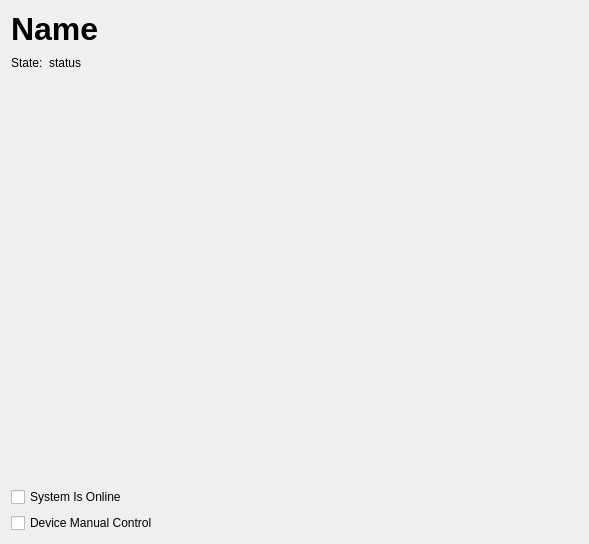
This is opentoolcontroller/views/NodeControlView.ui in OpenToolController/opentoolcontroller as Qt 5 draws it before an edit. The edited form follows.
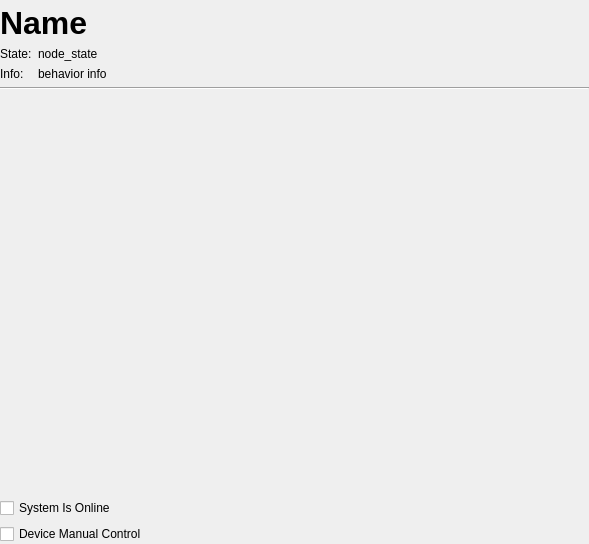
This is the edited form.

Commit message: behavior info line

The edit to the form file:
```diff
--- a/opentoolcontroller/views/NodeControlView.ui
+++ b/opentoolcontroller/views/NodeControlView.ui
@@ -22,14 +22,48 @@
   <property name="autoFillBackground">
    <bool>false</bool>
   </property>
-  <layout class="QGridLayout" name="gridLayout">
-   <property name="sizeConstraint">
-    <enum>QLayout::SetMinimumSize</enum>
+  <layout class="QVBoxLayout" name="verticalLayout">
+   <property name="leftMargin">
+    <number>0</number>
    </property>
-   <item row="0" column="0">
-    <layout class="QVBoxLayout" name="ui_overall_v_layout">
-     <property name="sizeConstraint">
-      <enum>QLayout::SetMinimumSize</enum>
+   <property name="topMargin">
+    <number>5</number>
+   </property>
+   <property name="rightMargin">
+    <number>0</number>
+   </property>
+   <property name="bottomMargin">
+    <number>0</number>
+   </property>
+   <item>
+    <widget class="QScrollArea" name="scrollArea">
+     <property name="frameShape">
+      <enum>QFrame::NoFrame</enum>
+     </property>
+     <property name="widgetResizable">
+      <bool>true</bool>
+     </property>
+     <widget class="QWidget" name="scrollAreaWidgetContents_3">
+      <property name="geometry">
+       <rect>
+        <x>0</x>
+        <y>0</y>
+        <width>589</width>
+        <height>539</height>
+       </rect>
+      </property>
+      <layout class="QVBoxLayout" name="verticalLayout_2">
+       <property name="leftMargin">
+        <number>0</number>
+       </property>
+       <property name="topMargin">
+        <number>0</number>
+       </property>
+       <property name="rightMargin">
+        <number>0</number>
+       </property>
+       <property name="bottomMargin">
+        <number>0</number>
      </property>
      <item>
       <widget class="QLabel" name="ui_name">
@@ -46,35 +80,49 @@
       </widget>
      </item>
      <item>
-      <layout class="QHBoxLayout" name="horizontalLayout_2">
-       <item>
+        <layout class="QFormLayout" name="formLayout_2">
+         <property name="formAlignment">
+          <set>Qt::AlignLeading|Qt::AlignLeft|Qt::AlignTop</set>
+         </property>
+         <item row="0" column="0">
         <widget class="QLabel" name="label_3">
          <property name="text">
           <string>State:</string>
          </property>
         </widget>
        </item>
-       <item>
+         <item row="0" column="1">
         <widget class="QLabel" name="ui_state">
+           <property name="autoFillBackground">
+            <bool>false</bool>
+           </property>
          <property name="text">
-          <string>status</string>
-         </property>
-        </widget>
+            <string>node_state</string>
+           </property>
+          </widget>
+         </item>
+         <item row="1" column="0">
+          <widget class="QLabel" name="label">
+           <property name="text">
+            <string>Info:</string>
+           </property>
+          </widget>
+         </item>
+         <item row="1" column="1">
+          <widget class="QLabel" name="ui_behavior_info">
+           <property name="text">
+            <string>behavior info</string>
+           </property>
+          </widget>
+         </item>
+        </layout>
        </item>
        <item>
-        <spacer name="horizontalSpacer_2">
+        <widget class="Line" name="line">
          <property name="orientation">
           <enum>Qt::Horizontal</enum>
          </property>
-         <property name="sizeHint" stdset="0">
-          <size>
-           <width>40</width>
-           <height>20</height>
-          </size>
-         </property>
-        </spacer>
-       </item>
-      </layout>
+        </widget>
      </item>
      <item>
       <layout class="QGridLayout" name="ui_var_views">
@@ -97,13 +145,19 @@
        <property name="sizeHint" stdset="0">
         <size>
          <width>20</width>
-         <height>40</height>
+           <height>10</height>
         </size>
        </property>
       </spacer>
      </item>
      <item>
       <widget class="QCheckBox" name="ui_system_is_online">
+         <property name="sizePolicy">
+          <sizepolicy hsizetype="Minimum" vsizetype="Minimum">
+           <horstretch>0</horstretch>
+           <verstretch>0</verstretch>
+          </sizepolicy>
+         </property>
        <property name="text">
         <string>System Is Online</string>
        </property>
@@ -111,15 +165,20 @@
      </item>
      <item>
       <widget class="QCheckBox" name="ui_device_manual_control">
+         <property name="sizePolicy">
+          <sizepolicy hsizetype="Minimum" vsizetype="Minimum">
+           <horstretch>0</horstretch>
+           <verstretch>0</verstretch>
+          </sizepolicy>
+         </property>
        <property name="text">
         <string>Device Manual Control</string>
        </property>
       </widget>
      </item>
     </layout>
-   </item>
-   <item row="1" column="0">
-    <layout class="QVBoxLayout" name="ui_bottom_wids"/>
+     </widget>
+    </widget>
    </item>
   </layout>
  </widget>
```
Lines whose indentation alone changed are shown as unchanged. The commit also changes 6 other files.
